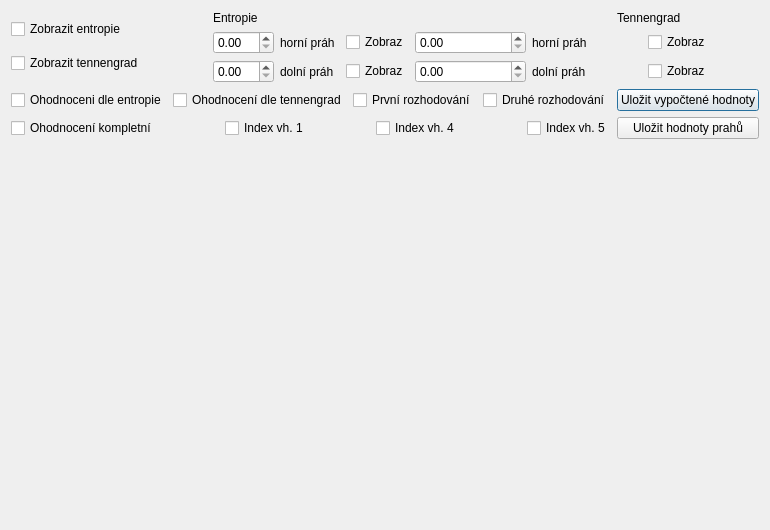
The window that dialogy/grafet.ui (RaphCucul/Image-registration-GUI) describes before a commit, drawn with Qt 5.
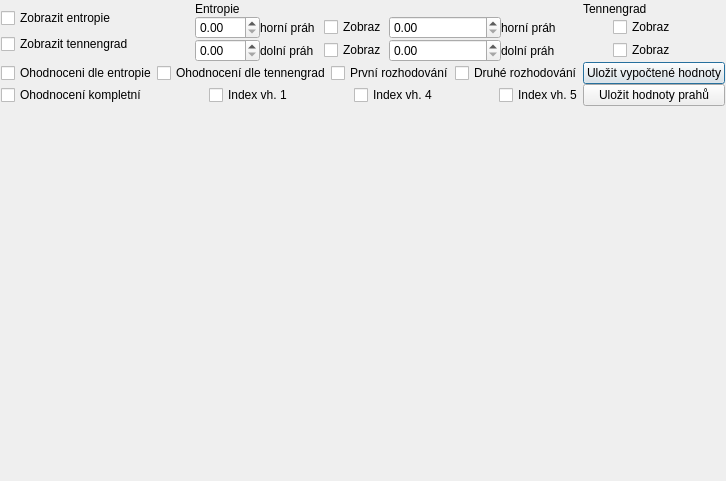
The same window after the commit.

```diff
--- a/dialogy/grafet.ui
+++ b/dialogy/grafet.ui
@@ -6,14 +6,29 @@
    <rect>
     <x>0</x>
     <y>0</y>
-    <width>741</width>
-    <height>530</height>
+    <width>704</width>
+    <height>481</height>
    </rect>
   </property>
   <property name="windowTitle">
    <string>Dialog</string>
   </property>
   <layout class="QGridLayout" name="gridLayout_3">
+   <property name="leftMargin">
+    <number>1</number>
+   </property>
+   <property name="topMargin">
+    <number>2</number>
+   </property>
+   <property name="rightMargin">
+    <number>1</number>
+   </property>
+   <property name="bottomMargin">
+    <number>0</number>
+   </property>
+   <property name="spacing">
+    <number>0</number>
+   </property>
    <item row="0" column="0" rowspan="2">
     <layout class="QVBoxLayout" name="verticalLayout">
      <item>
```
